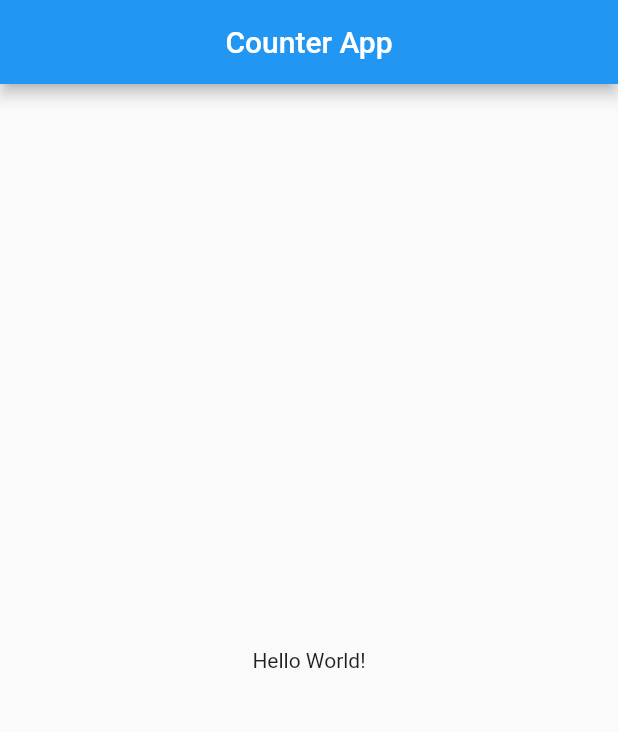
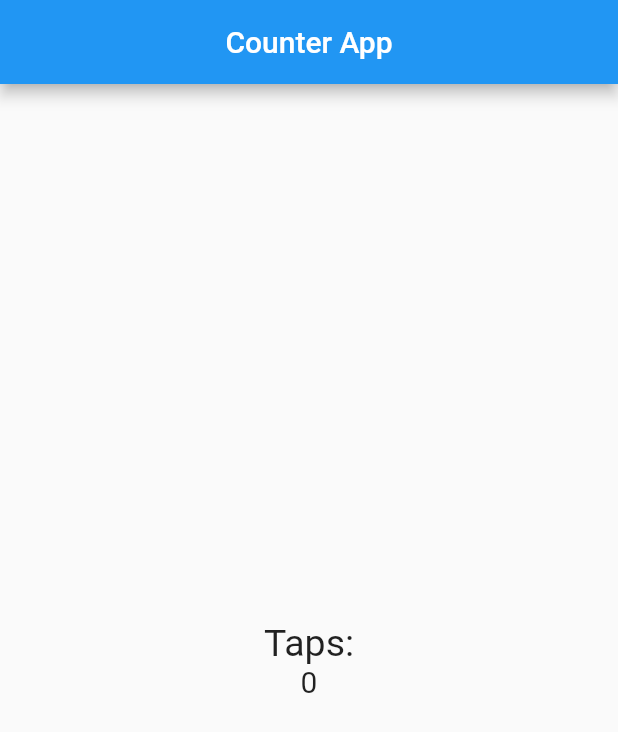
Before and after one commit to sergirusi/Flutter-Udemy, a Flutter app: the screen it shows after launch, on a phone screen of 412 x 824 dp. Shown: the top 732 px of the screen. Run offline on Flutter 3.47's test engine with Material 2 defaults, Android fonts, the phone set to English and light mode, and no system bars.

Commit message:
(feat): Added Column widget and global styles

```diff
--- a/counter/lib/src/pages/home_page.dart
+++ b/counter/lib/src/pages/home_page.dart
@@ -2,17 +2,36 @@ import 'package:flutter/material.dart';
 
 class HomePage extends StatelessWidget {
 
+  int counter = 0;
+
+  final tabsTextStyle = new TextStyle(
+    fontSize: 25.0
+  );
+
+  final counterTextStyle = new TextStyle(
+    fontSize: 20.0
+  );
 
   @override
   Widget build(BuildContext context) {
     return Scaffold(
-      appBar: AppBar(
-        title: Text('Counter App'),
-        centerTitle: true,
-      ),
-      body: Center(child: Text('Hello World!'),)
-    );
+        appBar: AppBar(
+          title: Text('Counter App'),
+          centerTitle: true,
+        ),
+        body: Center(
+            child: Column(
+          children: <Widget>[
+            Text(
+              'Taps:',
+              style: this.tabsTextStyle,
+            ),
+            Text(
+              this.counter.toString(),
+              style: this.counterTextStyle,
+            )
+          ],
+          mainAxisAlignment: MainAxisAlignment.center,
+        )));
   }
-
-
 }
```
